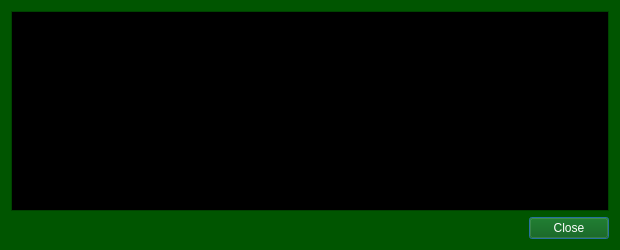
Above: src/qt/forms/transactiondescdialog.ui from xviicoin-project/xviicoin before the change. Below: the same form after it.
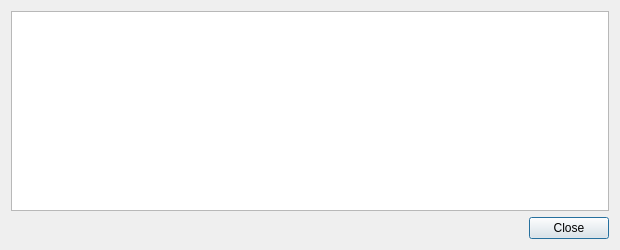
That is the form after the change.

Patch:
```diff
--- a/src/qt/forms/transactiondescdialog.ui
+++ b/src/qt/forms/transactiondescdialog.ui
@@ -10,448 +10,6 @@
     <height>250</height>
    </rect>
   </property>
-  <property name="palette">
-   <palette>
-    <active>
-     <colorrole role="WindowText">
-      <brush brushstyle="SolidPattern">
-       <color alpha="255">
-        <red>255</red>
-        <green>255</green>
-        <blue>255</blue>
-       </color>
-      </brush>
-     </colorrole>
-     <colorrole role="Button">
-      <brush brushstyle="SolidPattern">
-       <color alpha="255">
-        <red>0</red>
-        <green>85</green>
-        <blue>0</blue>
-       </color>
-      </brush>
-     </colorrole>
-     <colorrole role="Light">
-      <brush brushstyle="SolidPattern">
-       <color alpha="255">
-        <red>0</red>
-        <green>127</green>
-        <blue>0</blue>
-       </color>
-      </brush>
-     </colorrole>
-     <colorrole role="Midlight">
-      <brush brushstyle="SolidPattern">
-       <color alpha="255">
-        <red>0</red>
-        <green>106</green>
-        <blue>0</blue>
-       </color>
-      </brush>
-     </colorrole>
-     <colorrole role="Dark">
-      <brush brushstyle="SolidPattern">
-       <color alpha="255">
-        <red>0</red>
-        <green>42</green>
-        <blue>0</blue>
-       </color>
-      </brush>
-     </colorrole>
-     <colorrole role="Mid">
-      <brush brushstyle="SolidPattern">
-       <color alpha="255">
-        <red>0</red>
-        <green>56</green>
-        <blue>0</blue>
-       </color>
-      </brush>
-     </colorrole>
-     <colorrole role="Text">
-      <brush brushstyle="SolidPattern">
-       <color alpha="255">
-        <red>255</red>
-        <green>255</green>
-        <blue>255</blue>
-       </color>
-      </brush>
-     </colorrole>
-     <colorrole role="BrightText">
-      <brush brushstyle="SolidPattern">
-       <color alpha="255">
-        <red>255</red>
-        <green>255</green>
-        <blue>255</blue>
-       </color>
-      </brush>
-     </colorrole>
-     <colorrole role="ButtonText">
-      <brush brushstyle="SolidPattern">
-       <color alpha="255">
-        <red>255</red>
-        <green>255</green>
-        <blue>255</blue>
-       </color>
-      </brush>
-     </colorrole>
-     <colorrole role="Base">
-      <brush brushstyle="SolidPattern">
-       <color alpha="255">
-        <red>0</red>
-        <green>0</green>
-        <blue>0</blue>
-       </color>
-      </brush>
-     </colorrole>
-     <colorrole role="Window">
-      <brush brushstyle="SolidPattern">
-       <color alpha="255">
-        <red>0</red>
-        <green>85</green>
-        <blue>0</blue>
-       </color>
-      </brush>
-     </colorrole>
-     <colorrole role="Shadow">
-      <brush brushstyle="SolidPattern">
-       <color alpha="255">
-        <red>0</red>
-        <green>0</green>
-        <blue>0</blue>
-       </color>
-      </brush>
-     </colorrole>
-     <colorrole role="AlternateBase">
-      <brush brushstyle="SolidPattern">
-       <color alpha="255">
-        <red>0</red>
-        <green>42</green>
-        <blue>0</blue>
-       </color>
-      </brush>
-     </colorrole>
-     <colorrole role="ToolTipBase">
-      <brush brushstyle="SolidPattern">
-       <color alpha="255">
-        <red>255</red>
-        <green>255</green>
-        <blue>220</blue>
-       </color>
-      </brush>
-     </colorrole>
-     <colorrole role="ToolTipText">
-      <brush brushstyle="SolidPattern">
-       <color alpha="255">
-        <red>0</red>
-        <green>0</green>
-        <blue>0</blue>
-       </color>
-      </brush>
-     </colorrole>
-     <colorrole role="PlaceholderText">
-      <brush brushstyle="SolidPattern">
-       <color alpha="128">
-        <red>255</red>
-        <green>255</green>
-        <blue>255</blue>
-       </color>
-      </brush>
-     </colorrole>
-    </active>
-    <inactive>
-     <colorrole role="WindowText">
-      <brush brushstyle="SolidPattern">
-       <color alpha="255">
-        <red>255</red>
-        <green>255</green>
-        <blue>255</blue>
-       </color>
-      </brush>
-     </colorrole>
-     <colorrole role="Button">
-      <brush brushstyle="SolidPattern">
-       <color alpha="255">
-        <red>0</red>
-        <green>85</green>
-        <blue>0</blue>
-       </color>
-      </brush>
-     </colorrole>
-     <colorrole role="Light">
-      <brush brushstyle="SolidPattern">
-       <color alpha="255">
-        <red>0</red>
-        <green>127</green>
-        <blue>0</blue>
-       </color>
-      </brush>
-     </colorrole>
-     <colorrole role="Midlight">
-      <brush brushstyle="SolidPattern">
-       <color alpha="255">
-        <red>0</red>
-        <green>106</green>
-        <blue>0</blue>
-       </color>
-      </brush>
-     </colorrole>
-     <colorrole role="Dark">
-      <brush brushstyle="SolidPattern">
-       <color alpha="255">
-        <red>0</red>
-        <green>42</green>
-        <blue>0</blue>
-       </color>
-      </brush>
-     </colorrole>
-     <colorrole role="Mid">
-      <brush brushstyle="SolidPattern">
-       <color alpha="255">
-        <red>0</red>
-        <green>56</green>
-        <blue>0</blue>
-       </color>
-      </brush>
-     </colorrole>
-     <colorrole role="Text">
-      <brush brushstyle="SolidPattern">
-       <color alpha="255">
-        <red>255</red>
-        <green>255</green>
-        <blue>255</blue>
-       </color>
-      </brush>
-     </colorrole>
-     <colorrole role="BrightText">
-      <brush brushstyle="SolidPattern">
-       <color alpha="255">
-        <red>255</red>
-        <green>255</green>
-        <blue>255</blue>
-       </color>
-      </brush>
-     </colorrole>
-     <colorrole role="ButtonText">
-      <brush brushstyle="SolidPattern">
-       <color alpha="255">
-        <red>255</red>
-        <green>255</green>
-        <blue>255</blue>
-       </color>
-      </brush>
-     </colorrole>
-     <colorrole role="Base">
-      <brush brushstyle="SolidPattern">
-       <color alpha="255">
-        <red>0</red>
-        <green>0</green>
-        <blue>0</blue>
-       </color>
-      </brush>
-     </colorrole>
-     <colorrole role="Window">
-      <brush brushstyle="SolidPattern">
-       <color alpha="255">
-        <red>0</red>
-        <green>85</green>
-        <blue>0</blue>
-       </color>
-      </brush>
-     </colorrole>
-     <colorrole role="Shadow">
-      <brush brushstyle="SolidPattern">
-       <color alpha="255">
-        <red>0</red>
-        <green>0</green>
-        <blue>0</blue>
-       </color>
-      </brush>
-     </colorrole>
-     <colorrole role="AlternateBase">
-      <brush brushstyle="SolidPattern">
-       <color alpha="255">
-        <red>0</red>
-        <green>42</green>
-        <blue>0</blue>
-       </color>
-      </brush>
-     </colorrole>
-     <colorrole role="ToolTipBase">
-      <brush brushstyle="SolidPattern">
-       <color alpha="255">
-        <red>255</red>
-        <green>255</green>
-        <blue>220</blue>
-       </color>
-      </brush>
-     </colorrole>
-     <colorrole role="ToolTipText">
-      <brush brushstyle="SolidPattern">
-       <color alpha="255">
-        <red>0</red>
-        <green>0</green>
-        <blue>0</blue>
-       </color>
-      </brush>
-     </colorrole>
-     <colorrole role="PlaceholderText">
-      <brush brushstyle="SolidPattern">
-       <color alpha="128">
-        <red>255</red>
-        <green>255</green>
-        <blue>255</blue>
-       </color>
-      </brush>
-     </colorrole>
-    </inactive>
-    <disabled>
-     <colorrole role="WindowText">
-      <brush brushstyle="SolidPattern">
-       <color alpha="255">
-        <red>0</red>
-        <green>42</green>
-        <blue>0</blue>
-       </color>
-      </brush>
-     </colorrole>
-     <colorrole role="Button">
-      <brush brushstyle="SolidPattern">
-       <color alpha="255">
-        <red>0</red>
-        <green>85</green>
-        <blue>0</blue>
-       </color>
-      </brush>
-     </colorrole>
-     <colorrole role="Light">
-      <brush brushstyle="SolidPattern">
-       <color alpha="255">
-        <red>0</red>
-        <green>127</green>
-        <blue>0</blue>
-       </color>
-      </brush>
-     </colorrole>
-     <colorrole role="Midlight">
-      <brush brushstyle="SolidPattern">
-       <color alpha="255">
-        <red>0</red>
-        <green>106</green>
-        <blue>0</blue>
-       </color>
-      </brush>
-     </colorrole>
-     <colorrole role="Dark">
-      <brush brushstyle="SolidPattern">
-       <color alpha="255">
-        <red>0</red>
-        <green>42</green>
-        <blue>0</blue>
-       </color>
-      </brush>
-     </colorrole>
-     <colorrole role="Mid">
-      <brush brushstyle="SolidPattern">
-       <color alpha="255">
-        <red>0</red>
-        <green>56</green>
-        <blue>0</blue>
-       </color>
-      </brush>
-     </colorrole>
-     <colorrole role="Text">
-      <brush brushstyle="SolidPattern">
-       <color alpha="255">
-        <red>0</red>
-        <green>42</green>
-        <blue>0</blue>
-       </color>
-      </brush>
-     </colorrole>
-     <colorrole role="BrightText">
-      <brush brushstyle="SolidPattern">
-       <color alpha="255">
-        <red>255</red>
-        <green>255</green>
-        <blue>255</blue>
-       </color>
-      </brush>
-     </colorrole>
-     <colorrole role="ButtonText">
-      <brush brushstyle="SolidPattern">
-       <color alpha="255">
-        <red>0</red>
-        <green>42</green>
-        <blue>0</blue>
-       </color>
-      </brush>
-     </colorrole>
-     <colorrole role="Base">
-      <brush brushstyle="SolidPattern">
-       <color alpha="255">
-        <red>0</red>
-        <green>85</green>
-        <blue>0</blue>
-       </color>
-      </brush>
-     </colorrole>
-     <colorrole role="Window">
-      <brush brushstyle="SolidPattern">
-       <color alpha="255">
-        <red>0</red>
-        <green>85</green>
-        <blue>0</blue>
-       </color>
-      </brush>
-     </colorrole>
-     <colorrole role="Shadow">
-      <brush brushstyle="SolidPattern">
-       <color alpha="255">
-        <red>0</red>
-        <green>0</green>
-        <blue>0</blue>
-       </color>
-      </brush>
-     </colorrole>
-     <colorrole role="AlternateBase">
-      <brush brushstyle="SolidPattern">
-       <color alpha="255">
-        <red>0</red>
-        <green>85</green>
-        <blue>0</blue>
-       </color>
-      </brush>
-     </colorrole>
-     <colorrole role="ToolTipBase">
-      <brush brushstyle="SolidPattern">
-       <color alpha="255">
-        <red>255</red>
-        <green>255</green>
-        <blue>220</blue>
-       </color>
-      </brush>
-     </colorrole>
-     <colorrole role="ToolTipText">
-      <brush brushstyle="SolidPattern">
-       <color alpha="255">
-        <red>0</red>
-        <green>0</green>
-        <blue>0</blue>
-       </color>
-      </brush>
-     </colorrole>
-     <colorrole role="PlaceholderText">
-      <brush brushstyle="SolidPattern">
-       <color alpha="128">
-        <red>255</red>
-        <green>255</green>
-        <blue>255</blue>
-       </color>
-      </brush>
-     </colorrole>
-    </disabled>
-   </palette>
-  </property>
   <property name="windowTitle">
    <string notr="true">Transaction details</string>
   </property>
```
